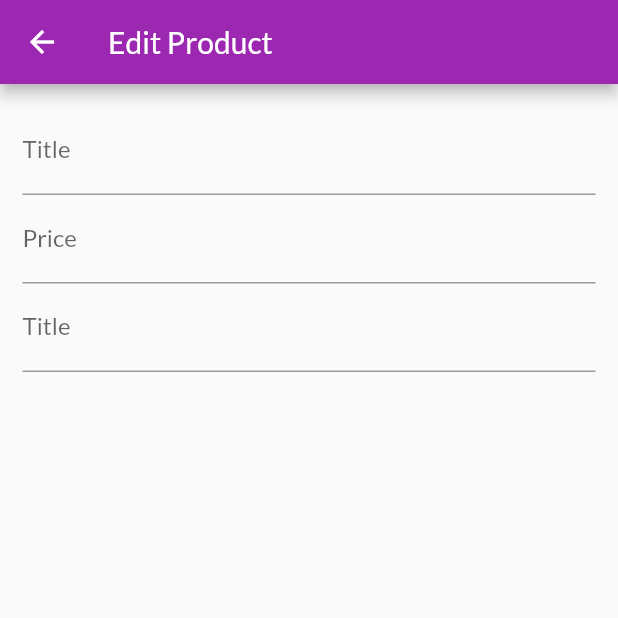
After one commit to saad0259/app_23_shop_app, a Flutter app: the EditProductScreen screen opened by its route, on a phone screen of 412 x 824 dp, the top half of it. The commit adds this screen. Run offline on Flutter 3.47's test engine with Material 2 defaults, Android fonts, the phone set to English and light mode, and no system bars; network calls fail.

Commit message:
user product screen

```diff
--- a/lib/main.dart
+++ b/lib/main.dart
@@ -1,5 +1,7 @@
 import 'package:app_23_shop_app/screens/cart_screen.dart';
+import 'package:app_23_shop_app/screens/edit_product_screen.dart';
 import 'package:app_23_shop_app/screens/orders_screen.dart';
+import 'package:app_23_shop_app/screens/user_products_screen.dart';
 import 'package:flutter/material.dart';
 import 'package:provider/provider.dart';
 
@@ -45,6 +47,8 @@ class MyApp extends StatelessWidget {
           ProductDetails.routeName: (ctx) => ProductDetails(),
           CartScreen.routeName: (ctx) => CartScreen(),
           OrdersScreen.routeName: (ctx) => OrdersScreen(),
+          UserProductsScreen.routeName:(ctx) => UserProductsScreen(),
+          EditProductScreen.routeName:(ctx) => EditProductScreen(),
 
         },
       ),
--- /dev/null
+++ b/lib/screens/edit_product_screen.dart
@@ -0,0 +1,50 @@
+import 'package:flutter/material.dart';
+
+class EditProductScreen extends StatefulWidget {
+  const EditProductScreen({Key? key}) : super(key: key);
+
+  static const routeName='/edit-product-screen';
+
+  @override
+  _EditProductScreenState createState() => _EditProductScreenState();
+}
+
+class _EditProductScreenState extends State<EditProductScreen> {
+  final _priceFocusNode = FocusNode();
+  @override
+  Widget build(BuildContext context) {
+    return Scaffold(
+      appBar: AppBar(
+        title: Text('Edit Product'),
+      ),
+      body: Padding(
+        padding: const EdgeInsets.all(15.0),
+        child: Form(
+          child: ListView(
+            children: [
+              TextFormField(
+                decoration: InputDecoration(
+                  labelText: 'Title',
+                ),
+                textInputAction: TextInputAction.next,
+              ),
+              TextFormField(
+                decoration: InputDecoration(
+                  labelText: 'Price',
+                ),
+                textInputAction: TextInputAction.next,
+                keyboardType: TextInputType.number,
+              ),
+              TextFormField(
+                decoration: InputDecoration(
+                  labelText: 'Title',
+                ),
+                textInputAction: TextInputAction.next,
+              ),
+            ],
+          ),
+        ),
+      ),
+    );
+  }
+}
--- a/lib/widgets/app_drawer.dart
+++ b/lib/widgets/app_drawer.dart
@@ -1,3 +1,4 @@
+import 'package:app_23_shop_app/screens/user_products_screen.dart';
 import 'package:flutter/material.dart';
 import '../screens/orders_screen.dart';
 
@@ -29,6 +30,14 @@ class AppDrawer extends StatelessWidget {
               Navigator.of(context).pushReplacementNamed(OrdersScreen.routeName);
             },
           ),
+          Divider(),
+          ListTile(
+            leading: Icon(Icons.edit),
+            title: Text('Manage Products'),
+            onTap: () {
+              Navigator.of(context).pushReplacementNamed(UserProductsScreen.routeName);
+            },
+          ),
         ],
       ),
     );
```
Also changed, not shown: lib/screens/user_products_screen.dart (+30 -1 lines), lib/widgets/user_product_item.dart (added, +37 -0 lines).
